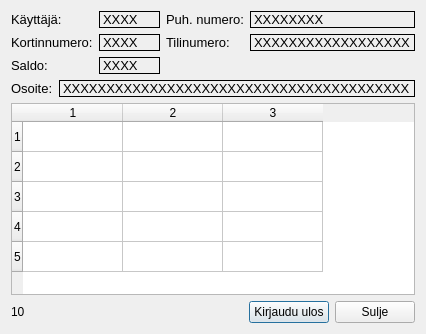
Before: the Qt Designer form QT_frontend/BankSimulEXE/balance.ui in Kooalaa/BankSimul-project, drawn with Qt 5.
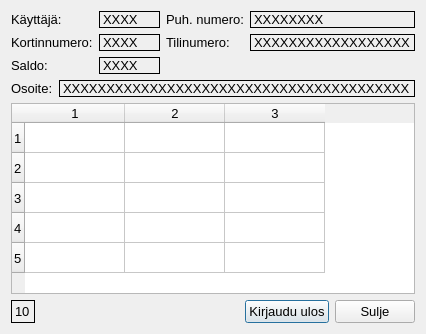
After: the same form once the commit is applied.

Commit message: Fixed balance display in balance menu. Added rest of the functionality of DLLMobileLogin to BankSimulEXE.

The edit to the form file:
```diff
--- a/QT_frontend/BankSimulEXE/balance.ui
+++ b/QT_frontend/BankSimulEXE/balance.ui
@@ -194,6 +194,11 @@
    </item>
    <item>
     <widget class="QTableWidget" name="transactions_view">
+     <property name="font">
+      <font>
+       <pointsize>10</pointsize>
+      </font>
+     </property>
      <property name="showGrid">
       <bool>true</bool>
      </property>
@@ -217,6 +222,14 @@
     <layout class="QHBoxLayout" name="horizontalLayout_2">
      <item>
       <widget class="QLabel" name="time">
+       <property name="font">
+        <font>
+         <pointsize>10</pointsize>
+        </font>
+       </property>
+       <property name="frameShape">
+        <enum>QFrame::Box</enum>
+       </property>
        <property name="text">
         <string>10</string>
        </property>
@@ -224,6 +237,11 @@
      </item>
      <item>
       <spacer name="horizontalSpacer_2">
+       <property name="font">
+        <font>
+         <pointsize>10</pointsize>
+        </font>
+       </property>
        <property name="orientation">
         <enum>Qt::Horizontal</enum>
        </property>
@@ -237,6 +255,11 @@
      </item>
      <item>
       <widget class="QPushButton" name="logout_btn">
+       <property name="font">
+        <font>
+         <pointsize>10</pointsize>
+        </font>
+       </property>
        <property name="text">
         <string>Kirjaudu ulos</string>
        </property>
@@ -244,6 +267,11 @@
      </item>
      <item>
       <widget class="QPushButton" name="close_btn">
+       <property name="font">
+        <font>
+         <pointsize>10</pointsize>
+        </font>
+       </property>
        <property name="text">
         <string>Sulje</string>
        </property>
```
Left out of the diff: 8 changed lines with no effect on the pictures. The commit also changes 11 other files.
